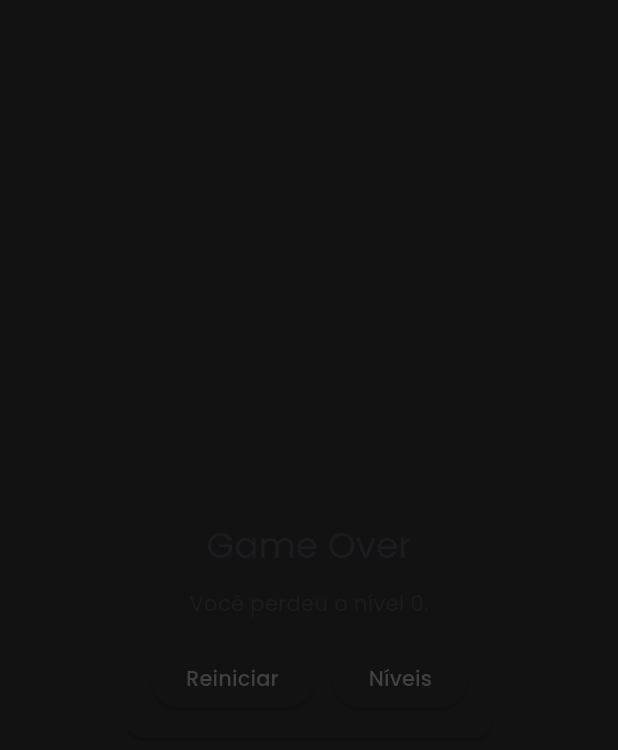
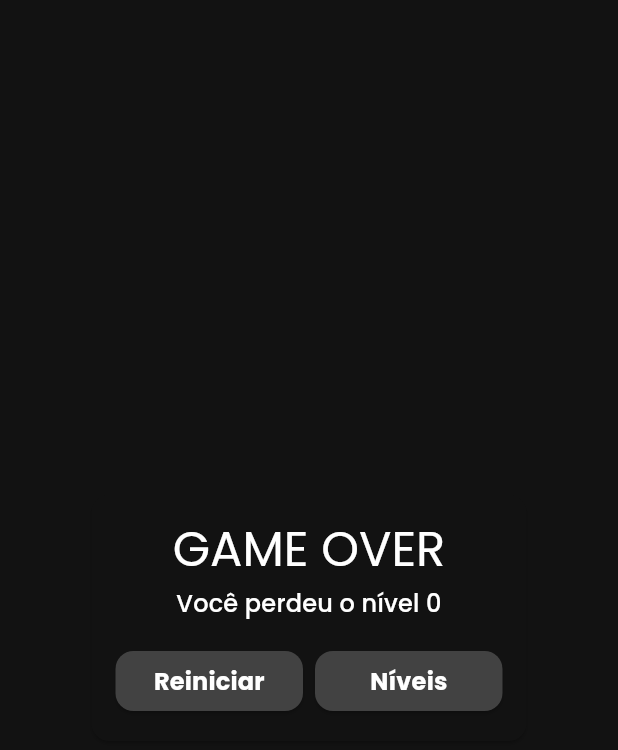
Before and after one commit to LucasLora/brick_breaker, a Flutter app: the GameOverOverlay widget shown alone on an empty page, opened directly with empty values, on a phone screen of 412 x 824 dp. Shown: the top 750 px of the screen. Run offline on Flutter 3.47's test engine with Material 3 defaults, Android fonts, the phone set to English and light mode, and no system bars; our stand-ins replace google_fonts, shared_preferences; missing offline and left inert: flame, flame_forge2d; accounts and stored records are empty.

Commit message:
Change Overlays to Use Overlay Component

```diff
--- a/lib/ui/game/overlays/game_over_overlay.dart
+++ b/lib/ui/game/overlays/game_over_overlay.dart
@@ -1,4 +1,6 @@
 import 'package:brick_breaker/ui/game/brick_breaker_game.dart';
+import 'package:brick_breaker/ui/game/widgets/game_overlay.dart';
+import 'package:brick_breaker/ui/game/widgets/overlay_button.dart';
 import 'package:brick_breaker/ui/screens/game/game_screen.dart';
 import 'package:brick_breaker/ui/screens/game/game_viewmodel.dart';
 import 'package:flutter/material.dart';
@@ -11,56 +13,34 @@ class GameOverOverlay extends StatelessWidget {
 
   @override
   Widget build(BuildContext context) {
-    final cs = Theme.of(context).colorScheme;
-    final tt = Theme.of(context).textTheme;
-
-    return Center(
-      child: Card(
-        margin: const EdgeInsets.symmetric(horizontal: 24),
-        color: cs.surface,
-        child: Padding(
-          padding: const EdgeInsets.all(16),
-          child: Column(
-            mainAxisSize: MainAxisSize.min,
-            children: [
-              Text('Game Over', style: tt.headlineSmall),
-              const SizedBox(height: 12),
-              Text(
-                'Você perdeu o nível ${game.gameViewModel.levelNumber}.',
-                style: tt.bodyMedium,
-              ),
-              const SizedBox(height: 16),
-              Row(
-                mainAxisSize: MainAxisSize.min,
-                children: [
-                  ElevatedButton(
+    return GameOverlay(
+      title: 'GAME OVER',
+      subtitle: 'Você perdeu o nível ${game.gameViewModel.levelNumber}',
+      actions: [
+        OverlayButton(
+          context: context,
+          text: "Reiniciar",
           onPressed: () {
             Navigator.pushReplacement(
               context,
               MaterialPageRoute(
                 builder: (_) => ChangeNotifierProvider(
-                            create: (_) =>
-                                GameViewModel(level: game.gameViewModel.level),
+                  create: (_) => GameViewModel(level: game.gameViewModel.level),
                   child: const GameScreen(),
                 ),
               ),
             );
           },
-                    child: const Text('Reiniciar'),
         ),
-                  const SizedBox(width: 12),
-                  ElevatedButton(
+        const SizedBox(width: 8),
+        OverlayButton(
+          context: context,
+          text: "Níveis",
           onPressed: () {
             Navigator.pop(context);
           },
-                    child: const Text('Níveis'),
         ),
       ],
-              ),
-            ],
-          ),
-        ),
-      ),
     );
   }
 }
--- /dev/null
+++ b/lib/ui/game/widgets/game_overlay.dart
@@ -0,0 +1,68 @@
+import 'package:flutter/material.dart';
+
+class GameOverlay extends StatelessWidget {
+  final String title;
+  final String subtitle;
+  final VoidCallback? onTap;
+  final List<Widget>? actions;
+
+  const GameOverlay({
+    super.key,
+    required this.title,
+    required this.subtitle,
+    this.onTap,
+    this.actions,
+  });
+
+  @override
+  Widget build(BuildContext context) {
+    final cs = Theme.of(context).colorScheme;
+    final tt = Theme.of(context).textTheme;
+
+    return actions != null && actions!.isNotEmpty
+        ? myContainer(cs, tt, context, true)
+        : InkWell(
+            onTap: () => onTap?.call(),
+            child: myContainer(cs, tt, context, false),
+          );
+  }
+
+  Container myContainer(
+    ColorScheme cs,
+    TextTheme tt,
+    BuildContext context,
+    bool showButtons,
+  ) {
+    return Container(
+      color: cs.surface.withAlpha(170),
+      child: Center(
+        child: Card(
+          color: cs.surface,
+          margin: const EdgeInsets.symmetric(horizontal: 32),
+          child: Padding(
+            padding: const EdgeInsets.all(16),
+            child: Column(
+              mainAxisSize: MainAxisSize.min,
+              children: [
+                Text(
+                  title,
+                  style: tt.headlineLarge?.copyWith(color: cs.onPrimary),
+                ),
+                const SizedBox(height: 4),
+                Text(
+                  subtitle,
+                  textAlign: TextAlign.center,
+                  style: tt.titleMedium?.copyWith(color: cs.onPrimary),
+                ),
+                if (showButtons) ...[
+                  const SizedBox(height: 16),
+                  Row(mainAxisSize: MainAxisSize.min, children: actions!),
+                ],
+              ],
+            ),
+          ),
+        ),
+      ),
+    );
+  }
+}
--- /dev/null
+++ b/lib/ui/game/widgets/overlay_button.dart
@@ -0,0 +1,36 @@
+import 'package:flutter/material.dart';
+
+class OverlayButton extends StatelessWidget {
+  final BuildContext context;
+  final String text;
+  final VoidCallback onPressed;
+
+  const OverlayButton({
+    super.key,
+    required this.context,
+    required this.text,
+    required this.onPressed,
+  });
+
+  @override
+  Widget build(BuildContext context) {
+    final tt = Theme.of(context).textTheme;
+    final cs = Theme.of(context).colorScheme;
+
+    return SizedBox(
+      width: 125,
+      child: ElevatedButton(
+        style: ElevatedButton.styleFrom(
+          backgroundColor: cs.primary,
+          foregroundColor: cs.onPrimary,
+          textStyle: tt.titleMedium?.copyWith(fontWeight: FontWeight.bold),
+          shape: RoundedRectangleBorder(
+            borderRadius: BorderRadius.circular(12),
+          ),
+        ),
+        onPressed: onPressed,
+        child: Text(text),
+      ),
+    );
+  }
+}
--- a/lib/ui/screens/game/game_viewmodel.dart
+++ b/lib/ui/screens/game/game_viewmodel.dart
@@ -4,12 +4,13 @@ import 'package:brick_breaker/models/level.dart';
 import 'package:flutter/material.dart';
 
 class GameViewModel extends ChangeNotifier {
-  final Level level;
+  final Level _level;
 
-  GameViewModel({required this.level});
+  GameViewModel({required Level level}) : _level = level;
 
-  int get levelNumber => level.number;
-  GenerationType get generationType => level.generationType;
+  Level get level => _level;
+  int get levelNumber => _level.number;
+  GenerationType get generationType => _level.generationType;
 
   // Todo: lives management
   //int _lives = 3;
```
Also changed, not shown: lib/ui/game/overlays/level_beat_overlay.dart (+13 -28 lines), lib/ui/game/overlays/tap_to_play_overlay.dart (+4 -32 lines), lib/ui/game/world.dart (+6 -2 lines). Lines whose indentation alone changed are shown as unchanged.
